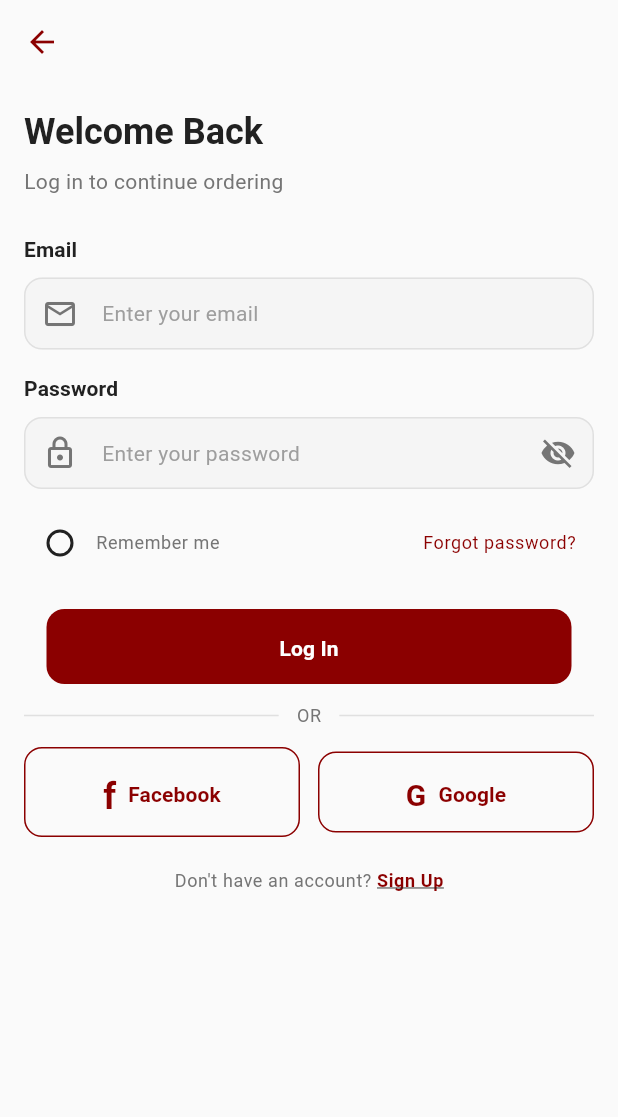
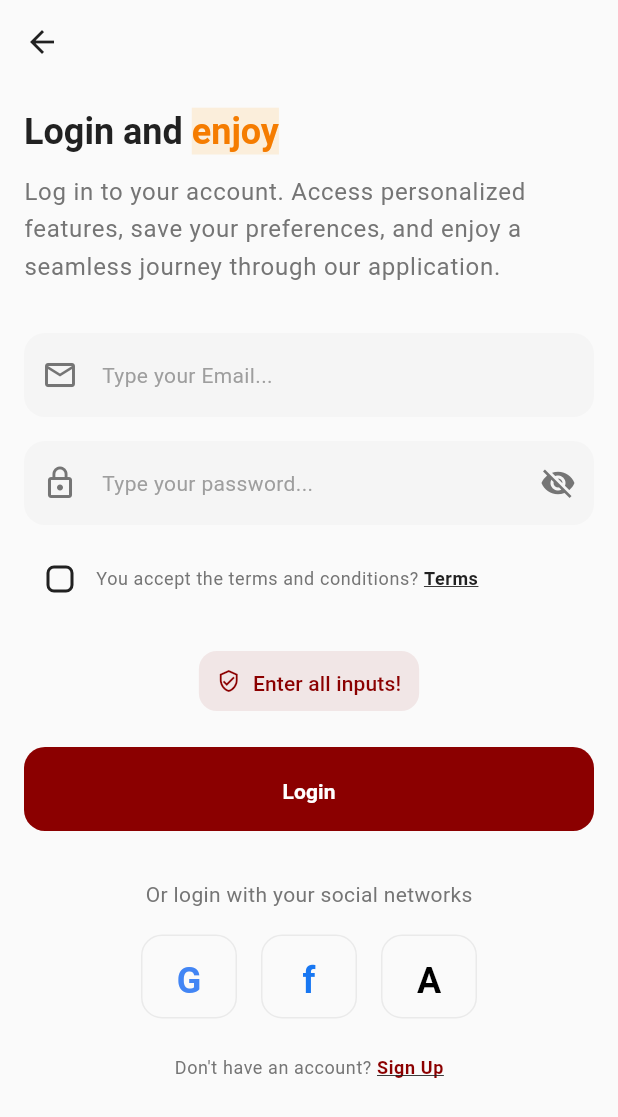
Before and after one commit to frameforgeX/FoodDelivery_proj, a Flutter app: the screen it shows after launch, after a tap on "Get Started", on a phone screen of 412 x 824 dp. Shown: the top 1117 px of the screen. Run offline on Flutter 3.47's test engine with Material 3 defaults, Android fonts, the phone set to English and light mode, and no system bars; our stand-ins replace flutter_riverpod, go_router, google_nav_bar, image_picker.

Commit message:
feat: enhance login screen with validation, improved UI, and custom input fields

```diff
--- a/food_odering_app/lib/features/authentication/screens/login_screen.dart
+++ b/food_odering_app/lib/features/authentication/screens/login_screen.dart
@@ -2,8 +2,6 @@ import 'package:flutter/material.dart';
 import 'package:go_router/go_router.dart';
 import 'package:food_odering_app/core/constants/app_colors.dart';
 import 'package:food_odering_app/core/constants/app_spacing.dart';
-import 'package:food_odering_app/core/widgets/custom_text_field.dart';
-import 'package:food_odering_app/core/widgets/custom_button.dart';
 
 /// Login screen for user authentication
 class LoginScreen extends StatefulWidget {
@@ -34,7 +32,13 @@ class _LoginScreenState extends State<LoginScreen> {
   }
 
   void _handleLogin() {
-    // Navigate to home (mock login, no backend)
+    if (_emailController.text.trim().isEmpty ||
+        _passwordController.text.isEmpty) {
+      ScaffoldMessenger.of(
+        context,
+      ).showSnackBar(const SnackBar(content: Text('Enter all inputs!')));
+      return;
+    }
     context.go('/home');
   }
 
@@ -45,161 +49,161 @@ class _LoginScreenState extends State<LoginScreen> {
         elevation: 0,
         backgroundColor: Colors.transparent,
         leading: IconButton(
-          icon: Icon(Icons.arrow_back, color: Theme.of(context).colorScheme.primary),
+          tooltip: 'Back',
+          icon: const Icon(Icons.arrow_back),
           onPressed: () => context.pop(),
         ),
       ),
       body: SafeArea(
         child: SingleChildScrollView(
-          padding: const EdgeInsets.symmetric(horizontal: AppSpacing.lg),
+          padding: const EdgeInsets.fromLTRB(
+            AppSpacing.lg,
+            AppSpacing.lg,
+            AppSpacing.lg,
+            AppSpacing.xxl,
+          ),
           child: Column(
             crossAxisAlignment: CrossAxisAlignment.start,
             children: [
-              const SizedBox(height: AppSpacing.lg),
-
-              // Header
-              Text(
-                'Welcome Back',
-                style: Theme.of(context).textTheme.displaySmall,
+              RichText(
+                text: TextSpan(
+                  style: Theme.of(context).textTheme.displaySmall?.copyWith(
+                    fontWeight: FontWeight.w700,
                   ),
-              const SizedBox(height: AppSpacing.sm),
-              Text(
-                'Log in to continue ordering',
-                style: Theme.of(context).textTheme.bodyMedium?.copyWith(
-                      color: AppColors.textSecondary,
+                  children: [
+                    const TextSpan(text: 'Login and '),
+                    TextSpan(
+                      text: 'enjoy',
+                      style: TextStyle(
+                        color: AppColors.secondaryDark,
+                        fontWeight: FontWeight.w700,
+                        backgroundColor: AppColors.secondaryLight.withValues(
+                          alpha: 0.18,
                         ),
                       ),
-              const SizedBox(height: AppSpacing.xxl),
-
-              // Email Field
-              CustomTextField(
+                    ),
+                  ],
+                ),
+              ),
+              const SizedBox(height: AppSpacing.md),
+              Text(
+                'Log in to your account. Access personalized features, save your preferences, and enjoy a seamless journey through our application.',
+                style: Theme.of(context).textTheme.bodyLarge?.copyWith(
+                  color: AppColors.textSecondary,
+                  height: 1.55,
+                ),
+              ),
+              const SizedBox(height: AppSpacing.xxxl),
+              _LoginField(
                 controller: _emailController,
-                label: 'Email',
-                hintText: 'Enter your email',
+                hintText: 'Type your Email...',
+                icon: Icons.email_outlined,
                 keyboardType: TextInputType.emailAddress,
-                prefixIcon: Icons.email_outlined,
               ),
               const SizedBox(height: AppSpacing.lg),
-
-              // Password Field
-              CustomTextField(
+              _LoginField(
                 controller: _passwordController,
-                label: 'Password',
-                hintText: 'Enter your password',
+                hintText: 'Type your password...',
+                icon: Icons.lock_outline,
                 obscureText: _obscurePassword,
-                prefixIcon: Icons.lock_outlined,
                 suffixIcon: IconButton(
+                  tooltip: _obscurePassword ? 'Show password' : 'Hide password',
                   icon: Icon(
                     _obscurePassword ? Icons.visibility_off : Icons.visibility,
                     color: AppColors.textSecondary,
                   ),
-                  onPressed: () {
-                    setState(() {
+                  onPressed: () => setState(() {
                     _obscurePassword = !_obscurePassword;
-                    });
-                  },
+                  }),
                 ),
               ),
               const SizedBox(height: AppSpacing.md),
-
-              // Remember Me & Forgot Password
-              Row(
-                mainAxisAlignment: MainAxisAlignment.spaceBetween,
-                children: [
               Row(
                 children: [
                   Checkbox(
                     value: _rememberMe,
-                        onChanged: (value) {
-                          setState(() {
+                    onChanged: (value) => setState(() {
                       _rememberMe = value ?? false;
-                          });
-                        },
-                        activeColor: Theme.of(context).colorScheme.primary,
-                        shape: const CircleBorder(),
+                    }),
+                    activeColor: AppColors.secondaryDark,
+                    shape: RoundedRectangleBorder(
+                      borderRadius: BorderRadius.circular(5),
                     ),
-                      Text(
-                        'Remember me',
+                  ),
+                  Expanded(
+                    child: Text.rich(
+                      TextSpan(
+                        text: 'You accept the terms and conditions? ',
                         style: Theme.of(context).textTheme.bodySmall,
+                        children: [
+                          TextSpan(
+                            text: 'Terms',
+                            style: TextStyle(
+                              color: AppColors.textPrimary,
+                              fontWeight: FontWeight.w600,
+                              decoration: TextDecoration.underline,
+                            ),
                           ),
                         ],
-                  ),
-                  TextButton(
-                    onPressed: () => context.push('/forgot-password'),
-                    child: Text(
-                      'Forgot password?',
-                      style: Theme.of(context).textTheme.bodySmall?.copyWith(
-                            color: Theme.of(context).colorScheme.primary,
                       ),
                     ),
                   ),
                 ],
               ),
               const SizedBox(height: AppSpacing.xl),
-
-              // Login Button
               Center(
-                child: CustomButton(
-                  label: 'Log In',
+                child: TextButton.icon(
                   onPressed: _handleLogin,
-                  width: 350,
-                  borderRadius: BorderRadius.circular(50),
-                  elevation: 0,
+                  icon: const Icon(Icons.verified_user_outlined, size: 16),
+                  label: const Text('Enter all inputs!'),
+                  style: TextButton.styleFrom(
+                    foregroundColor: AppColors.primary,
+                    backgroundColor: AppColors.primary.withValues(alpha: 0.08),
+                    padding: const EdgeInsets.symmetric(
+                      horizontal: AppSpacing.md,
+                      vertical: AppSpacing.sm,
                     ),
                   ),
-              const SizedBox(height: AppSpacing.md),
-
-              // Or Divider
-              Row(
-                children: [
-                  Expanded(
-                    child: Divider(
-                      color: AppColors.border,
-                      height: 1,
                 ),
               ),
-                  Padding(
-                    padding: const EdgeInsets.symmetric(horizontal: AppSpacing.md),
+              const SizedBox(height: AppSpacing.xl),
+              SizedBox(
+                width: double.infinity,
+                height: 56,
+                child: ElevatedButton(
+                  onPressed: _handleLogin,
+                  style: ElevatedButton.styleFrom(
+                    backgroundColor: AppColors.primary,
+                    foregroundColor: AppColors.white,
+                    elevation: 0,
+                    shape: RoundedRectangleBorder(
+                      borderRadius: BorderRadius.circular(14),
+                    ),
+                  ),
+                  child: const Text('Login'),
+                ),
+              ),
+              const SizedBox(height: AppSpacing.xxxl),
+              Center(
                 child: Text(
-                      'OR',
-                      style: Theme.of(context).textTheme.bodySmall?.copyWith(
+                  'Or login with your social networks',
+                  style: Theme.of(context).textTheme.bodyMedium?.copyWith(
                     color: AppColors.textSecondary,
                   ),
                 ),
               ),
-                  Expanded(
-                    child: Divider(
-                      color: AppColors.border,
-                      height: 1,
-                    ),
-                  ),
+              const SizedBox(height: AppSpacing.lg),
+              Row(
+                mainAxisAlignment: MainAxisAlignment.center,
+                children: const [
+                  _SocialButton(label: 'G', color: Color(0xFF4285F4)),
+                  SizedBox(width: AppSpacing.lg),
+                  _SocialButton(label: 'f', color: Color(0xFF1877F2)),
+                  SizedBox(width: AppSpacing.lg),
+                  _SocialButton(label: 'A', color: AppColors.black),
                 ],
               ),
-              const SizedBox(height: AppSpacing.md),
-
-              // Social Login Buttons
-              Row(
-                children: [
-                  Expanded(
-                    child: OutlinedButton.icon(
-                      onPressed: () {},
-                      icon: const Text('f', style: TextStyle(fontSize: 24)),
-                      label: const Text('Facebook'),
-                    ),
-                  ),
-                  const SizedBox(width: AppSpacing.md),
-                  Expanded(
-                    child: OutlinedButton.icon(
-                      onPressed: () {},
-                      icon: const Text('G', style: TextStyle(fontSize: 20)),
-                      label: const Text('Google'),
-                    ),
-                  ),
-                ],
-              ),
-              const SizedBox(height: AppSpacing.xl),
-
-              // Sign Up Link
+              const SizedBox(height: AppSpacing.xxl),
               Center(
                 child: Row(
                   mainAxisAlignment: MainAxisAlignment.center,
@@ -222,7 +226,6 @@ class _LoginScreenState extends State<LoginScreen> {
                   ],
                 ),
               ),
-              const SizedBox(height: AppSpacing.lg),
             ],
           ),
         ),
@@ -230,3 +233,84 @@ class _LoginScreenState extends State<LoginScreen> {
     );
   }
 }
+
+class _LoginField extends StatelessWidget {
+  final TextEditingController controller;
+  final String hintText;
+  final IconData icon;
+  final TextInputType keyboardType;
+  final bool obscureText;
+  final Widget? suffixIcon;
+
+  const _LoginField({
+    required this.controller,
+    required this.hintText,
+    required this.icon,
+    this.keyboardType = TextInputType.text,
+    this.obscureText = false,
+    this.suffixIcon,
+  });
+
+  @override
+  Widget build(BuildContext context) {
+    return TextField(
+      controller: controller,
+      keyboardType: keyboardType,
+      obscureText: obscureText,
+      decoration: InputDecoration(
+        hintText: hintText,
+        prefixIcon: Icon(icon, color: AppColors.textSecondary),
+        suffixIcon: suffixIcon,
+        filled: true,
+        fillColor: AppColors.greyLight,
+        border: OutlineInputBorder(
+          borderRadius: BorderRadius.circular(14),
+          borderSide: BorderSide.none,
+        ),
+        enabledBorder: OutlineInputBorder(
+          borderRadius: BorderRadius.circular(14),
+          borderSide: BorderSide.none,
+        ),
+        focusedBorder: OutlineInputBorder(
+          borderRadius: BorderRadius.circular(14),
+          borderSide: const BorderSide(color: AppColors.secondary, width: 1.5),
+        ),
+        contentPadding: const EdgeInsets.symmetric(vertical: AppSpacing.lg),
+      ),
+    );
+  }
+}
+
+class _SocialButton extends StatelessWidget {
+  final String label;
+  final Color color;
+
+  const _SocialButton({required this.label, required this.color});
+
+  @override
+  Widget build(BuildContext context) {
+    return SizedBox(
+      width: 64,
+      height: 56,
+      child: OutlinedButton(
+        onPressed: () {},
+        style: OutlinedButton.styleFrom(
+          foregroundColor: color,
+          side: BorderSide(color: AppColors.border.withValues(alpha: 0.6)),
+          padding: EdgeInsets.zero,
+          shape: RoundedRectangleBorder(
+            borderRadius: BorderRadius.circular(14),
+          ),
+        ),
+        child: Text(
+          label,
+          style: TextStyle(
+            color: color,
+            fontSize: 24,
+            fontWeight: FontWeight.w700,
+          ),
+        ),
+      ),
+    );
+  }
+}
```
Lines whose indentation alone changed are shown as unchanged.
